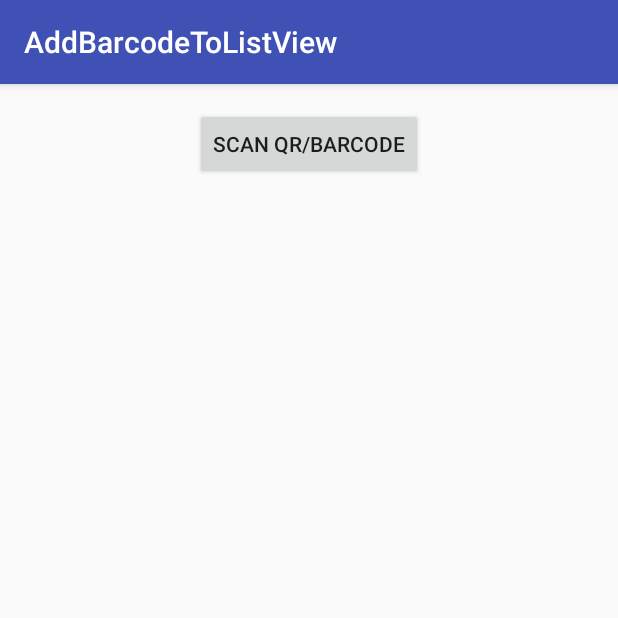
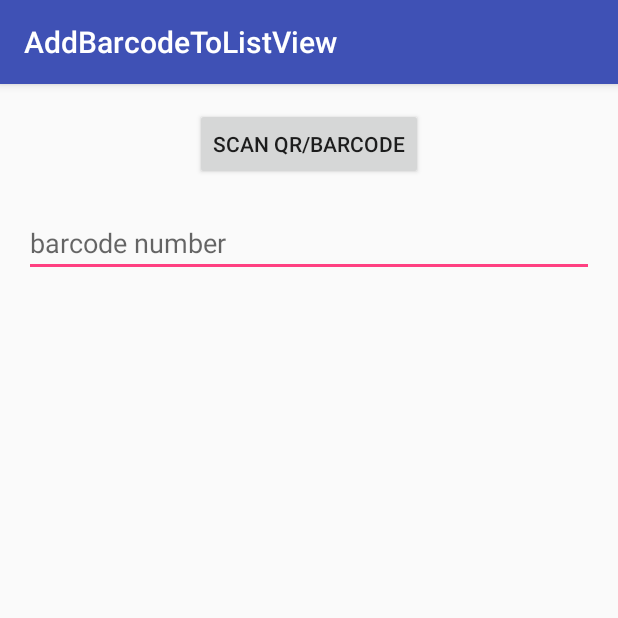
Before and after one commit to Anton240991/AddBarcodeToListView, an Android app: the screen it shows after launch (MainActivity), on a phone screen of 412 x 824 dp, the top half of it. Run offline under Robolectric (Android 15) with nearby library versions, the phone set to English and light mode, and no system bars; libraries missing offline, so code that uses them is left out: me.dm7.barcodescanner.

Commit message:
Fix bugg

```diff
--- a/app/src/main/res/layout/activity_main.xml
+++ b/app/src/main/res/layout/activity_main.xml
@@ -18,7 +18,12 @@
     <TextView
         android:layout_width="match_parent"
         android:layout_height="wrap_content"
-        android:text=" "
+        android:text=""
         android:id="@+id/txtBarcode"/>
+    <EditText
+        android:layout_width="match_parent"
+        android:layout_height="wrap_content"
+        android:hint="barcode number"
+        android:id="@+id/editBarcode"/>
 
     </LinearLayout>
```
Also changed, not shown: app/src/main/java/com/example/dell/addbarcodetolistview/MainActivity.java (+10 -6 lines).
